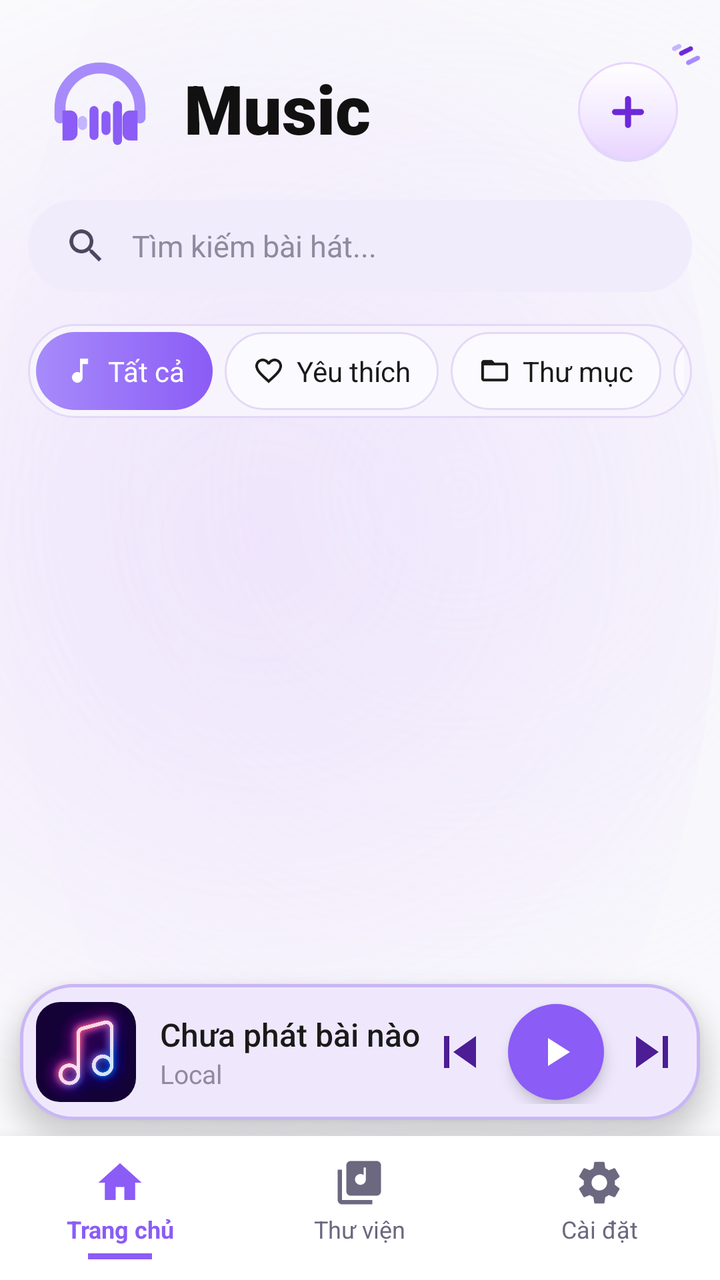
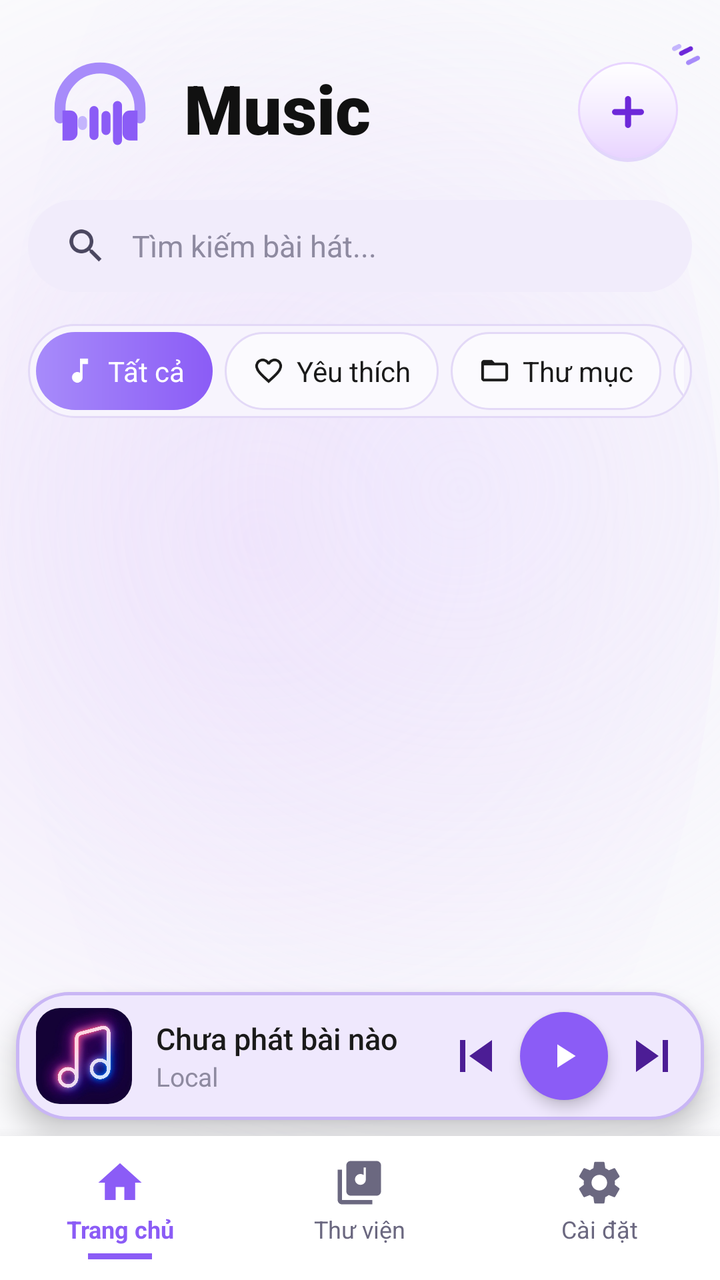

The first picture is an Android layout as it rendered before a commit; the second is the same layout after the commit. The layout source and the unified diff follow.
<!-- AndroidManifest.xml: application theme Theme.LocalMusic -->
<!-- res/layout/activity_main.xml -->
<?xml version="1.0" encoding="utf-8"?>
<androidx.constraintlayout.widget.ConstraintLayout xmlns:android="http://schemas.android.com/apk/res/android"
    xmlns:app="http://schemas.android.com/apk/res-auto"
    android:layout_width="match_parent"
    android:layout_height="match_parent"
    android:background="@drawable/bg_gradient_header">

    
    <LinearLayout
        android:id="@+id/headerLayout"
        android:layout_width="match_parent"
        android:layout_height="wrap_content"
        android:clipChildren="false"
        android:clipToPadding="false"
        android:gravity="center_vertical"
        android:orientation="horizontal"
        android:paddingHorizontal="20dp"
        android:paddingTop="24dp"
        android:paddingBottom="14dp"
        app:layout_constraintTop_toTopOf="parent">

        <ImageView
            android:layout_width="60dp"
            android:layout_height="60dp"
            android:src="@drawable/ic_logo_vector" />

        <TextView
            android:layout_width="0dp"
            android:layout_height="wrap_content"
            android:layout_marginStart="12dp"
            android:layout_weight="1"
            android:fontFamily="sans-serif-black"
            android:text="Music"
            android:textColor="#111111"
            android:textSize="34sp" />

        <androidx.constraintlayout.widget.ConstraintLayout
            android:layout_width="56dp"
            android:layout_height="56dp"
            android:clipChildren="false"
            android:clipToPadding="false">

            <ImageButton
                android:id="@+id/btnAdd"
                android:layout_width="52dp"
                android:layout_height="52dp"
                android:background="@drawable/bg_btn_add"
                android:src="@drawable/ic_add_purple"
                app:tint="@null"
                app:layout_constraintBottom_toBottomOf="parent"
                app:layout_constraintEnd_toEndOf="parent" />

            <ImageView
                android:layout_width="28dp"
                android:layout_height="28dp"
                android:src="@drawable/ic_sparkles"
                android:translationX="10dp"
                android:translationY="-8dp"
                app:layout_constraintEnd_toEndOf="@id/btnAdd"
                app:layout_constraintTop_toTopOf="@id/btnAdd" />
        </androidx.constraintlayout.widget.ConstraintLayout>

    </LinearLayout>

    
    <LinearLayout
        android:id="@+id/searchBar"
        android:layout_width="match_parent"
        android:layout_height="46dp"
        android:layout_marginHorizontal="14dp"
        android:layout_marginTop="2dp"
        android:background="@drawable/bg_search"
        android:gravity="center_vertical"
        android:orientation="horizontal"
        android:paddingHorizontal="18dp"
        app:layout_constraintTop_toBottomOf="@id/headerLayout">

        <ImageView
            android:layout_width="22dp"
            android:layout_height="22dp"
            android:src="@drawable/ic_search"
            app:tint="#4B4760" />

        <EditText
            android:id="@+id/etSearch"
            android:layout_width="match_parent"
            android:layout_height="match_parent"
            android:layout_marginStart="12dp"
            android:background="@null"
            android:hint="Tìm kiếm bài hát..."
            android:imeOptions="actionSearch"
            android:inputType="text"
            android:maxLines="1"
            android:textColor="@color/text_black"
            android:textColorHint="#8E8AA0"
            android:textSize="15sp" />
    </LinearLayout>

    
    <HorizontalScrollView
        android:id="@+id/categoriesLayout"
        android:layout_width="match_parent"
        android:layout_height="wrap_content"
        android:layout_marginHorizontal="14dp"
        android:layout_marginTop="16dp"
        android:background="@drawable/bg_category_bar"
        android:fillViewport="true"
        android:padding="4dp"
        android:scrollbars="none"
        app:layout_constraintTop_toBottomOf="@id/searchBar">

        <LinearLayout
            android:layout_width="match_parent"
            android:layout_height="wrap_content"
            android:gravity="center_vertical"
            android:orientation="horizontal">

            <TextView
                android:id="@+id/chipAll"
                android:layout_width="wrap_content"
                android:layout_height="wrap_content"
                android:background="@drawable/bg_category_active"
                android:drawableStart="@drawable/ic_chip_music"
                android:drawablePadding="6dp"
                android:gravity="center_vertical"
                android:paddingHorizontal="14dp"
                android:paddingVertical="10dp"
                android:text="Tất cả"
                android:textColor="@color/white"
                android:textSize="14sp"
                app:drawableTint="@color/white" />

            <TextView
                android:id="@+id/chipFav"
                android:layout_width="wrap_content"
                android:layout_height="wrap_content"
                android:layout_marginStart="6dp"
                android:background="@drawable/bg_category_inactive"
                android:drawableStart="@drawable/ic_chip_heart"
                android:drawablePadding="6dp"
                android:gravity="center_vertical"
                android:paddingHorizontal="14dp"
                android:paddingVertical="10dp"
                android:text="Yêu thích"
                android:textColor="@color/text_black"
                android:textSize="14sp"
                app:drawableTint="@color/text_black" />

            <TextView
                android:id="@+id/chipFolder"
                android:layout_width="wrap_content"
                android:layout_height="wrap_content"
                android:layout_marginStart="6dp"
                android:background="@drawable/bg_category_inactive"
                android:drawableStart="@drawable/ic_chip_folder"
                android:drawablePadding="6dp"
                android:gravity="center_vertical"
                android:paddingHorizontal="14dp"
                android:paddingVertical="10dp"
                android:text="Thư mục"
                android:textColor="@color/text_black"
                android:textSize="14sp"
                app:drawableTint="@color/text_black" />

            <TextView
                android:id="@+id/chipRecent"
                android:layout_width="wrap_content"
                android:layout_height="wrap_content"
                android:layout_marginStart="6dp"
                android:background="@drawable/bg_category_inactive"
                android:drawableStart="@drawable/ic_chip_clock"
                android:drawablePadding="6dp"
                android:gravity="center_vertical"
                android:paddingHorizontal="14dp"
                android:paddingVertical="10dp"
                android:text="Gần đây"
                android:textColor="@color/text_black"
                android:textSize="14sp"
                app:drawableTint="@color/text_black" />
        </LinearLayout>
    </HorizontalScrollView>

    
    <androidx.recyclerview.widget.RecyclerView
        android:id="@+id/recyclerView"
        android:layout_width="match_parent"
        android:layout_height="0dp"
        android:layout_marginTop="8dp"
        android:clipToPadding="false"
        android:paddingBottom="8dp"
        app:layout_constraintBottom_toTopOf="@+id/miniPlayer"
        app:layout_constraintTop_toBottomOf="@id/categoriesLayout" />

    
    <LinearLayout
        android:id="@+id/miniPlayer"
        android:layout_width="match_parent"
        android:layout_height="68dp"
        android:layout_marginHorizontal="10dp"
        android:layout_marginBottom="8dp"
        android:background="@drawable/bg_mini_player"
        android:elevation="8dp"
        android:gravity="center_vertical"
        android:orientation="horizontal"
        android:padding="8dp"
        app:layout_constraintBottom_toTopOf="@+id/bottomNav">

        <androidx.cardview.widget.CardView
            android:layout_width="50dp"
            android:layout_height="50dp"
            app:cardCornerRadius="12dp"
            app:cardElevation="0dp"
            app:cardBackgroundColor="@color/bg_light">

            
            <ImageView
                android:id="@+id/ivMiniCover"
                android:layout_width="match_parent"
                android:layout_height="match_parent"
                android:scaleType="centerCrop"
                android:src="@drawable/bg_cover_default" />
        </androidx.cardview.widget.CardView>

        <LinearLayout
            android:layout_width="0dp"
            android:layout_height="wrap_content"
            android:layout_marginStart="12dp"
            android:layout_weight="1"
            android:orientation="vertical">

            <TextView
                android:id="@+id/tvNowPlaying"
                android:layout_width="match_parent"
                android:layout_height="wrap_content"
                android:ellipsize="end"
                android:fontFamily="sans-serif-medium"
                android:maxLines="1"
                android:text="Chưa phát bài nào"
                android:textColor="@color/text_black"
                android:textSize="16sp" />

            <TextView
                android:id="@+id/tvMiniArtist"
                android:layout_width="match_parent"
                android:layout_height="wrap_content"
                android:ellipsize="end"
                android:maxLines="1"
                android:text="Local"
                android:textColor="#8E8AA0"
                android:textSize="13sp" />
        </LinearLayout>

        <ImageView
            android:id="@+id/btnPrev"
            android:layout_width="32dp"
            android:layout_height="32dp"
            android:background="?attr/selectableItemBackgroundBorderless"
            android:src="@drawable/ic_prev"
            app:tint="#4C1D95" />

        <ImageView
            android:id="@+id/btnPlayPause"
            android:layout_width="48dp"
            android:layout_height="48dp"
            android:layout_marginHorizontal="8dp"
            android:background="@drawable/bg_button_purple"
            android:elevation="4dp"
            android:padding="12dp"
            android:src="@drawable/ic_play"
            app:tint="@color/white" />

        <ImageView
            android:id="@+id/btnNext"
            android:layout_width="32dp"
            android:layout_height="32dp"
            android:background="?attr/selectableItemBackgroundBorderless"
            android:src="@drawable/ic_next"
            app:tint="#4C1D95" />
    </LinearLayout>

    
    <LinearLayout
        android:id="@+id/bottomNav"
        android:layout_width="match_parent"
        android:layout_height="72dp"
        android:background="@color/white"
        android:elevation="12dp"
        android:gravity="center"
        android:orientation="horizontal"
        app:layout_constraintBottom_toBottomOf="parent">

        <LinearLayout
            android:layout_width="0dp"
            android:layout_height="wrap_content"
            android:layout_weight="1"
            android:gravity="center_horizontal"
            android:orientation="vertical">

            <TextView
                android:layout_width="wrap_content"
                android:layout_height="wrap_content"
                android:drawableTop="@drawable/ic_nav_home"
                android:drawablePadding="2dp"
                android:gravity="center"
                android:text="Trang chủ"
                android:textColor="@color/purple_primary"
                android:textSize="12sp"
                android:textStyle="bold"
                app:drawableTint="@color/purple_primary" />

            <View
                android:layout_width="32dp"
                android:layout_height="3dp"
                android:layout_marginTop="4dp"
                android:background="@color/purple_primary" />
        </LinearLayout>

        <LinearLayout
            android:layout_width="0dp"
            android:layout_height="wrap_content"
            android:layout_weight="1"
            android:gravity="center_horizontal"
            android:orientation="vertical">

            <TextView
                android:layout_width="wrap_content"
                android:layout_height="wrap_content"
                android:drawableTop="@drawable/ic_nav_library"
                android:drawablePadding="2dp"
                android:gravity="center"
                android:text="Thư viện"
                android:textColor="#6B6880"
                android:textSize="12sp"
                app:drawableTint="#6B6880" />

            <View
                android:layout_width="32dp"
                android:layout_height="3dp"
                android:layout_marginTop="4dp"
                android:visibility="invisible" />
        </LinearLayout>

        <LinearLayout
            android:layout_width="0dp"
            android:layout_height="wrap_content"
            android:layout_weight="1"
            android:gravity="center_horizontal"
            android:orientation="vertical">

            <TextView
                android:layout_width="wrap_content"
                android:layout_height="wrap_content"
                android:drawableTop="@drawable/ic_nav_settings"
                android:drawablePadding="2dp"
                android:gravity="center"
                android:text="Cài đặt"
                android:textColor="#6B6880"
                android:textSize="12sp"
                app:drawableTint="#6B6880" />

            <View
                android:layout_width="32dp"
                android:layout_height="3dp"
                android:layout_marginTop="4dp"
                android:visibility="invisible" />
        </LinearLayout>
    </LinearLayout>

</androidx.constraintlayout.widget.ConstraintLayout>
<!-- resources referenced by this layout -->
<resources>
  <color name="bg_light">#F8F8FC</color>
  <color name="purple_primary">#8B5CF6</color>
  <color name="text_black">#1A1A1A</color>
  <color name="white">#FFFFFF</color>
  <!-- drawable bg_button_purple (drawable) -->
  <shape xmlns:android="http://schemas.android.com/apk/res/android" android:shape="oval">
      <solid android:color="@color/purple_primary" />
  </shape>
  <!-- drawable bg_category_active (drawable) -->
  <shape xmlns:android="http://schemas.android.com/apk/res/android">
      <gradient android:angle="0" android:startColor="#A78BFA" android:endColor="#8B5CF6" />
      <corners android:radius="20dp" />
  </shape>
  <!-- drawable bg_category_bar (drawable) -->
  <shape xmlns:android="http://schemas.android.com/apk/res/android">
      <solid android:color="#F7F4FD" />
      <corners android:radius="26dp" />
      <stroke android:width="1dp" android:color="#E3D9F7" />
  </shape>
  <!-- drawable bg_category_inactive (drawable) -->
  <shape xmlns:android="http://schemas.android.com/apk/res/android">
      <solid android:color="#FBFAFE" />
      <corners android:radius="20dp" />
      <stroke android:width="1dp" android:color="#E3D9F7" />
  </shape>
  <!-- drawable bg_mini_player (drawable) -->
  <shape xmlns:android="http://schemas.android.com/apk/res/android">
      <solid android:color="#EFE8FD" />
      <corners android:radius="26dp" />
      <stroke android:width="1.5dp" android:color="#C9B6F5" />
  </shape>
  <!-- drawable bg_search (drawable) -->
  <shape xmlns:android="http://schemas.android.com/apk/res/android">
      <solid android:color="#F1ECFB" />
      <corners android:radius="30dp" />
  </shape>
  <!-- drawable ic_chip_music (drawable) -->
  <vector xmlns:android="http://schemas.android.com/apk/res/android"
      android:width="16dp" android:height="16dp"
      android:viewportWidth="24" android:viewportHeight="24">
      <path android:fillColor="#FF000000" android:pathData="M12,3v10.55c-0.59,-0.34 -1.27,-0.55 -2,-0.55 -2.21,0 -4,1.79 -4,4s1.79,4 4,4 4,-1.79 4,-4V7h4V3h-6z" />
  </vector>
  <!-- drawable ic_nav_home (drawable) -->
  <vector xmlns:android="http://schemas.android.com/apk/res/android"
      android:width="26dp" android:height="26dp"
      android:viewportWidth="24" android:viewportHeight="24">
      <path android:fillColor="#FF000000" android:pathData="M10,20v-6h4v6h5v-8h3L12,3 2,12h3v8z" />
  </vector>
  <!-- drawable ic_next (drawable) -->
  <vector xmlns:android="http://schemas.android.com/apk/res/android"
      android:width="24dp" android:height="24dp"
      android:viewportWidth="24" android:viewportHeight="24">
    <path android:fillColor="@android:color/black" android:pathData="M6,18l8.5,-6L6,6v12zM16,6v12h2V6h-2z"/>
  </vector>
  <!-- drawable ic_play (drawable) -->
  <vector xmlns:android="http://schemas.android.com/apk/res/android"
      android:width="24dp" android:height="24dp"
      android:viewportWidth="24" android:viewportHeight="24">
    <path android:fillColor="@android:color/white" android:pathData="M8,5v14l11,-7z"/>
  </vector>
  <!-- drawable ic_prev (drawable) -->
  <vector xmlns:android="http://schemas.android.com/apk/res/android"
      android:width="24dp" android:height="24dp"
      android:viewportWidth="24" android:viewportHeight="24">
    <path android:fillColor="@android:color/black" android:pathData="M6,6h2v12H6zM9.5,12l8.5,6V6z"/>
  </vector>
  <style name="Theme.LocalMusic" parent="Theme.Material3.Light.NoActionBar">
          <item name="android:statusBarColor">@color/white</item>
          <item name="android:windowLightStatusBar">true</item> 
          <item name="android:windowSplashScreenBackground">#000000</item>
          <item name="android:windowSplashScreenAnimatedIcon">@drawable/logo</item>
      </style>
  <!-- unchanged entries left out for length: 13 -->
</resources>

<!-- the commit's change to res/layout/activity_main.xml (unified diff, before → after) -->
@@ -59,7 +59,6 @@
                 app:layout_constraintEnd_toEndOf="@id/btnAdd"
                 app:layout_constraintTop_toTopOf="@id/btnAdd" />
         </androidx.constraintlayout.widget.ConstraintLayout>
-
     </LinearLayout>
 
     
@@ -195,24 +194,23 @@
     <LinearLayout
         android:id="@+id/miniPlayer"
         android:layout_width="match_parent"
-        android:layout_height="68dp"
-        android:layout_marginHorizontal="10dp"
+        android:layout_height="64dp"
+        android:layout_marginHorizontal="8dp"
         android:layout_marginBottom="8dp"
         android:background="@drawable/bg_mini_player"
         android:elevation="8dp"
         android:gravity="center_vertical"
         android:orientation="horizontal"
-        android:padding="8dp"
+        android:paddingHorizontal="10dp"
         app:layout_constraintBottom_toTopOf="@+id/bottomNav">
 
         <androidx.cardview.widget.CardView
-            android:layout_width="50dp"
-            android:layout_height="50dp"
+            android:layout_width="48dp"
+            android:layout_height="48dp"
             app:cardCornerRadius="12dp"
             app:cardElevation="0dp"
             app:cardBackgroundColor="@color/bg_light">
 
-            
             <ImageView
                 android:id="@+id/ivMiniCover"
                 android:layout_width="match_parent"
@@ -237,13 +235,14 @@
                 android:maxLines="1"
                 android:text="Chưa phát bài nào"
                 android:textColor="@color/text_black"
-                android:textSize="16sp" />
+                android:textSize="15sp" />
 
             <TextView
                 android:id="@+id/tvMiniArtist"
                 android:layout_width="match_parent"
                 android:layout_height="wrap_content"
                 android:ellipsize="end"
+                android:fontFamily="sans-serif"
                 android:maxLines="1"
                 android:text="Local"
                 android:textColor="#8E8AA0"
@@ -260,9 +259,9 @@
 
         <ImageView
             android:id="@+id/btnPlayPause"
-            android:layout_width="48dp"
-            android:layout_height="48dp"
-            android:layout_marginHorizontal="8dp"
+            android:layout_width="44dp"
+            android:layout_height="44dp"
+            android:layout_marginHorizontal="6dp"
             android:background="@drawable/bg_button_purple"
             android:elevation="4dp"
             android:padding="12dp"
